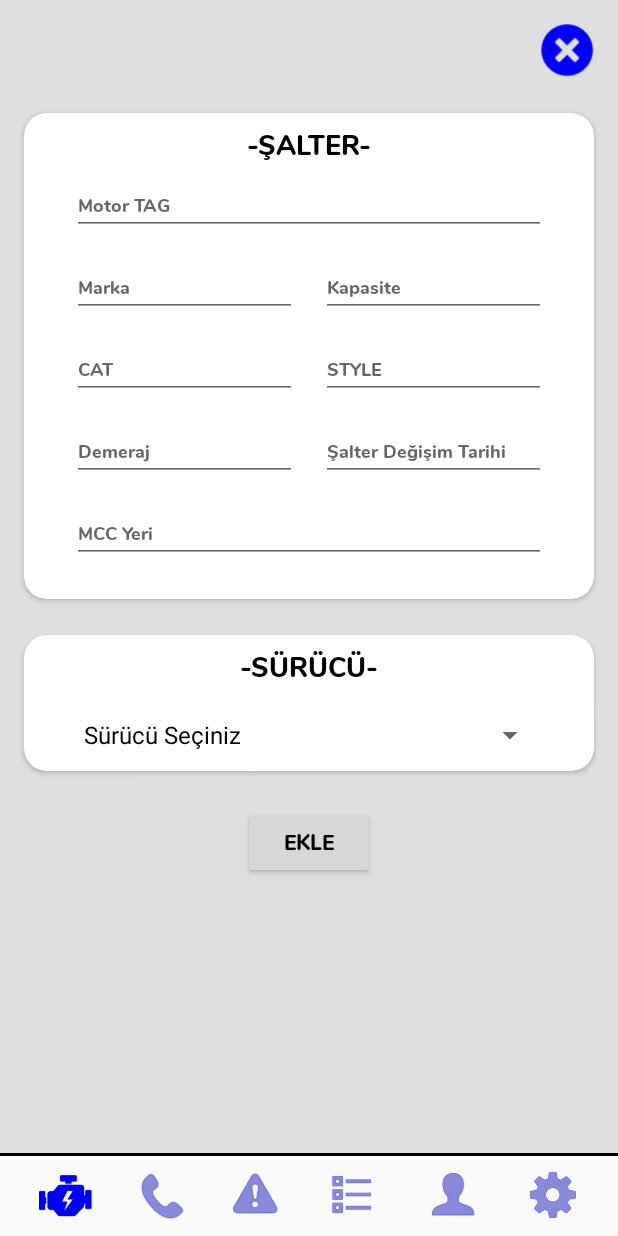
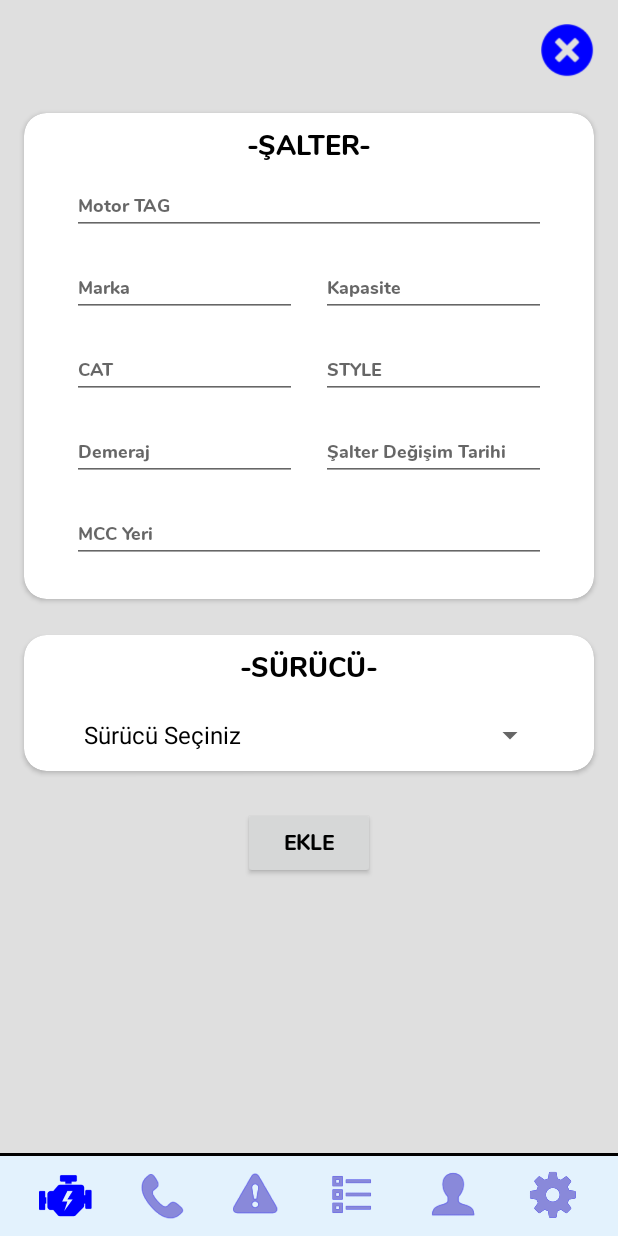
Before and after one commit to anilk91/Pm3Elektrik, an Android app: the fragment CekmeceEtiketDuzenle placed in its activity, on a phone screen of 412 x 824 dp. Run offline under Robolectric (Android 15) with nearby library versions, the phone set to English and light mode, and no system bars; our stand-ins replace Firebase (no records; nobody signed in at launch, a user with empty details on screens opened directly); libraries missing offline, so code that uses them is left out: com.github.clans.fab; 8 statements that could not run were skipped.

Commit message:
initial commit

```diff
--- a/app/src/main/java/com/example/pm3elektrik/MotorListeSayfasi/DuzenleFragmentleri/CekmeceEtiketDuzenle.kt
+++ b/app/src/main/java/com/example/pm3elektrik/MotorListeSayfasi/DuzenleFragmentleri/CekmeceEtiketDuzenle.kt
@@ -121,7 +121,7 @@ class CekmeceEtiketDuzenle : Fragment() {
         return view
     }
 
-    private fun spinnerSecim(container: ViewGroup?, view: View) {
+    private fun spinnerSecim(container: ViewGroup?, viewContext: View) {
 
                 surucuSpinner.adapter =
                     ArrayAdapter(container!!.context, android.R.layout.simple_spinner_dropdown_item, secimListesi)
--- a/app/src/main/java/com/example/pm3elektrik/MotorListeSayfasi/RVAdapter/MotorRVAdapter.kt
+++ b/app/src/main/java/com/example/pm3elektrik/MotorListeSayfasi/RVAdapter/MotorRVAdapter.kt
@@ -1,7 +1,6 @@
 package com.example.pm3elektrik.MotorListeSayfasi.RVAdapter
 
 import android.content.Context
-import android.media.Image
 import android.os.Bundle
 import android.view.LayoutInflater
 import android.view.View
@@ -11,7 +10,6 @@ import androidx.constraintlayout.widget.ConstraintLayout
 import androidx.fragment.app.FragmentActivity
 import androidx.fragment.app.FragmentTransaction
 import androidx.recyclerview.widget.RecyclerView
-import com.example.pm3elektrik.MotorListeSayfasi.MotorListe
 import com.example.pm3elektrik.MotorListeSayfasi.MotorListeModel.MotorModel
 import com.example.pm3elektrik.MotorListeSayfasi.MotorveSalterEtiketleri.MotorVeSalterEtiket
 import com.example.pm3elektrik.R
@@ -21,14 +19,13 @@ import kotlinx.android.synthetic.main.motor_rv_adapter.view.tvMotorDevir
 import kotlinx.android.synthetic.main.motor_rv_adapter.view.tvMotorEtiketTag
 import kotlinx.android.synthetic.main.motor_rv_adapter.view.tvMotorGuc
 import kotlinx.android.synthetic.main.motor_rv_adapter.view.tvMotorMCCYeri
-import kotlinx.android.synthetic.main.motor_rv_adapters.view.*
 
 class MotorRVAdapter(var motorListe: ArrayList<MotorModel>, var mContext: Context, var activity: FragmentActivity?):RecyclerView.Adapter<MotorRVAdapter.MyData>() {
 
 
     override fun onCreateViewHolder(parent: ViewGroup, viewType: Int): MyData {
 
-        val view = LayoutInflater.from(parent.context).inflate(R.layout.motor_rv_adapters,parent,false)
+        val view = LayoutInflater.from(parent.context).inflate(R.layout.motor_rv_adapter,parent,false)
         return MyData(view)
     }
 
--- a/app/src/main/res/layout/activity_ana_sayfa.xml
+++ b/app/src/main/res/layout/activity_ana_sayfa.xml
@@ -1,122 +1,181 @@
 <?xml version="1.0" encoding="utf-8"?>
-<androidx.constraintlayout.widget.ConstraintLayout
-        xmlns:android="http://schemas.android.com/apk/res/android"
+<androidx.constraintlayout.widget.ConstraintLayout xmlns:android="http://schemas.android.com/apk/res/android"
+        xmlns:app="http://schemas.android.com/apk/res-auto"
         xmlns:tools="http://schemas.android.com/tools"
-        xmlns:app="http://schemas.android.com/apk/res-auto"
         android:layout_width="match_parent"
         android:layout_height="match_parent"
+        android:background="#E3F2FD"
         tools:context=".AnaSayfa.AnaSayfa">
+
     <androidx.constraintlayout.widget.ConstraintLayout
+            android:id="@+id/AnaConstraintLayout"
             android:layout_width="0dp"
             android:layout_height="0dp"
-            android:id="@+id/AnaConstraintLayout"
-            app:layout_constraintTop_toTopOf="parent" app:layout_constraintStart_toStartOf="parent"
+            android:background="#E3F2FD"
+            app:layout_constraintBottom_toTopOf="@+id/altBarConstraintLayout"
             app:layout_constraintEnd_toEndOf="parent"
-            android:background="#DFDFDF"
-            app:layout_constraintBottom_toTopOf="@+id/altBarConstraintLayout">
+            app:layout_constraintStart_toStartOf="parent"
+            app:layout_constraintTop_toTopOf="parent">
+
+        <ImageView
+                android:id="@+id/imageView2"
+                android:layout_width="wrap_content"
+                android:layout_height="wrap_content"
+                android:alpha="0.1"
+                app:layout_constraintBottom_toBottomOf="parent"
+                app:layout_constraintEnd_toEndOf="@+id/containerFragment"
+                app:layout_constraintStart_toStartOf="@+id/containerFragment"
+                app:layout_constraintTop_toTopOf="@+id/containerFragment"
+                app:srcCompat="@drawable/modern_karton_logo" />
 
         <FrameLayout
+                android:id="@+id/containerFragment"
                 android:layout_width="0dp"
                 android:layout_height="0dp"
-                android:id="@+id/containerFragment"
-                app:layout_constraintEnd_toEndOf="parent" app:layout_constraintStart_toStartOf="parent"
-                app:layout_constraintTop_toTopOf="parent" app:layout_constraintBottom_toBottomOf="parent"
-        >
+                app:layout_constraintBottom_toBottomOf="parent"
+                app:layout_constraintEnd_toEndOf="parent"
+                app:layout_constraintStart_toStartOf="parent"
+                app:layout_constraintTop_toTopOf="parent">
+
         </FrameLayout>
     </androidx.constraintlayout.widget.ConstraintLayout>
+
     <androidx.constraintlayout.widget.ConstraintLayout
+            android:id="@+id/altBarConstraintLayout"
             android:layout_width="0dp"
-            android:layout_height="55dp" android:id="@+id/altBarConstraintLayout"
-            app:layout_constraintStart_toStartOf="parent"
-            app:layout_constraintEnd_toEndOf="parent" app:layout_constraintBottom_toBottomOf="parent"
-    >
+            android:layout_height="55dp"
+            app:layout_constraintBottom_toBottomOf="parent"
+            app:layout_constraintEnd_toEndOf="parent"
+            app:layout_constraintStart_toStartOf="parent">
 
         <View
+                android:id="@+id/view"
                 android:layout_width="wrap_content"
-                android:layout_height="2dp" android:id="@+id/view" app:layout_constraintEnd_toEndOf="parent"
-                app:layout_constraintStart_toStartOf="parent" app:layout_constraintTop_toTopOf="parent"
-                android:background="@android:color/black"/>
+                android:layout_height="2dp"
+                android:background="@android:color/black"
+                app:layout_constraintEnd_toEndOf="parent"
+                app:layout_constraintStart_toStartOf="parent"
+                app:layout_constraintTop_toTopOf="parent" />
+
         <ImageView
+                android:id="@+id/imgMotor"
                 android:layout_width="35dp"
-                android:layout_height="35dp" app:srcCompat="@drawable/motor"
-                android:id="@+id/imgMotor"
+                android:layout_height="35dp"
+                android:layout_marginStart="26dp"
                 app:layout_constraintBottom_toBottomOf="parent"
                 app:layout_constraintStart_toStartOf="parent"
-                android:layout_marginStart="26dp"
-                app:layout_constraintTop_toBottomOf="@+id/view"/>
+                app:layout_constraintTop_toBottomOf="@+id/view"
+                app:srcCompat="@drawable/motor" />
+
         <ImageView
+                android:id="@+id/imgPhone"
                 android:layout_width="30dp"
-                android:layout_height="30dp" app:srcCompat="@drawable/phone"
-                android:id="@+id/imgPhone" app:layout_constraintStart_toEndOf="@+id/imgMotor"
+                android:layout_height="30dp"
                 android:layout_marginStart="32dp"
                 app:layout_constraintBottom_toBottomOf="parent"
-                app:layout_constraintTop_toBottomOf="@+id/view"/>
+                app:layout_constraintStart_toEndOf="@+id/imgMotor"
+                app:layout_constraintTop_toBottomOf="@+id/view"
+                app:srcCompat="@drawable/phone" />
+
         <ImageView
+                android:id="@+id/imgFault"
                 android:layout_width="30dp"
-                android:layout_height="30dp" app:srcCompat="@drawable/fault"
-                android:id="@+id/imgFault" app:layout_constraintStart_toEndOf="@+id/imgPhone"
+                android:layout_height="30dp"
                 android:layout_marginStart="32dp"
                 app:layout_constraintBottom_toBottomOf="parent"
-                app:layout_constraintTop_toTopOf="@id/view"/>
+                app:layout_constraintStart_toEndOf="@+id/imgPhone"
+                app:layout_constraintTop_toTopOf="@id/view"
+                app:srcCompat="@drawable/fault" />
+
         <ImageView
+                android:id="@+id/imgOther"
                 android:layout_width="35dp"
-                android:layout_height="35dp" app:srcCompat="@drawable/other"
-                android:id="@+id/imgOther" app:layout_constraintStart_toEndOf="@+id/imgFault"
+                android:layout_height="35dp"
                 android:layout_marginStart="32dp"
                 app:layout_constraintBottom_toBottomOf="parent"
-                app:layout_constraintTop_toTopOf="@id/view"/>
+                app:layout_constraintStart_toEndOf="@+id/imgFault"
+                app:layout_constraintTop_toTopOf="@id/view"
+                app:srcCompat="@drawable/other" />
+
         <ImageView
+                android:id="@+id/imgUser"
                 android:layout_width="35dp"
-                android:layout_height="35dp" app:srcCompat="@drawable/user"
-                android:id="@+id/imgUser" app:layout_constraintStart_toEndOf="@+id/imgOther"
+                android:layout_height="35dp"
                 android:layout_marginStart="32dp"
                 app:layout_constraintBottom_toBottomOf="parent"
-                app:layout_constraintTop_toTopOf="@id/view"/>
+                app:layout_constraintStart_toEndOf="@+id/imgOther"
+                app:layout_constraintTop_toTopOf="@id/view"
+                app:srcCompat="@drawable/user" />
+
         <ImageView
+                android:id="@+id/imgSetting"
                 android:layout_width="33dp"
-                android:layout_height="33dp" app:srcCompat="@drawable/setting"
-                android:id="@+id/imgSetting"
+                android:layout_height="33dp"
+                android:layout_marginStart="32dp"
                 app:layout_constraintBottom_toBottomOf="parent"
+                app:layout_constraintStart_toEndOf="@+id/imgUser"
                 app:layout_constraintTop_toTopOf="@id/view"
-                app:layout_constraintStart_toEndOf="@+id/imgUser" android:layout_marginStart="32dp"/>
+                app:srcCompat="@drawable/setting" />
+
         <ImageView
+                android:id="@+id/imgMotorPassive"
                 android:layout_width="35dp"
-                android:layout_height="35dp" app:srcCompat="@drawable/motor_passive"
-                android:id="@+id/imgMotorPassive"
-                app:layout_constraintBottom_toBottomOf="@+id/imgMotor" app:layout_constraintEnd_toEndOf="@+id/imgMotor"
-                app:layout_constraintTop_toTopOf="@+id/imgMotor" app:layout_constraintStart_toStartOf="@+id/imgMotor"/>
+                android:layout_height="35dp"
+                app:layout_constraintBottom_toBottomOf="@+id/imgMotor"
+                app:layout_constraintEnd_toEndOf="@+id/imgMotor"
+                app:layout_constraintStart_toStartOf="@+id/imgMotor"
+                app:layout_constraintTop_toTopOf="@+id/imgMotor"
+                app:srcCompat="@drawable/motor_passive" />
+
         <ImageView
+                android:id="@+id/imgPhonePassive"
                 android:layout_width="30dp"
-                android:layout_height="30dp" app:srcCompat="@drawable/phone_passive"
-                android:id="@+id/imgPhonePassive"
-                app:layout_constraintBottom_toBottomOf="@+id/imgPhone" app:layout_constraintEnd_toEndOf="@+id/imgPhone"
-                app:layout_constraintTop_toTopOf="@+id/imgPhone" app:layout_constraintStart_toStartOf="@+id/imgPhone"/>
+                android:layout_height="30dp"
+                app:layout_constraintBottom_toBottomOf="@+id/imgPhone"
+                app:layout_constraintEnd_toEndOf="@+id/imgPhone"
+                app:layout_constraintStart_toStartOf="@+id/imgPhone"
+                app:layout_constraintTop_toTopOf="@+id/imgPhone"
+                app:srcCompat="@drawable/phone_passive" />
+
         <ImageView
+                android:id="@+id/imgFaultPassive"
                 android:layout_width="30dp"
-                android:layout_height="30dp" app:srcCompat="@drawable/fault_passive"
-                android:id="@+id/imgFaultPassive"
-                app:layout_constraintBottom_toBottomOf="@+id/imgFault" app:layout_constraintEnd_toEndOf="@+id/imgFault"
-                app:layout_constraintTop_toTopOf="@+id/imgFault" app:layout_constraintStart_toStartOf="@+id/imgFault"/>
+                android:layout_height="30dp"
+                app:layout_constraintBottom_toBottomOf="@+id/imgFault"
+                app:layout_constraintEnd_toEndOf="@+id/imgFault"
+                app:layout_constraintStart_toStartOf="@+id/imgFault"
+                app:layout_constraintTop_toTopOf="@+id/imgFault"
+                app:srcCompat="@drawable/fault_passive" />
+
         <ImageView
+                android:id="@+id/imgOtherPassive"
                 android:layout_width="35dp"
-                android:layout_height="35dp" app:srcCompat="@drawable/other_passive"
-                android:id="@+id/imgOtherPassive"
-                app:layout_constraintBottom_toBottomOf="@+id/imgOther" app:layout_constraintEnd_toEndOf="@+id/imgOther"
-                app:layout_constraintStart_toStartOf="@+id/imgOther" app:layout_constraintTop_toTopOf="@+id/imgOther"/>
+                android:layout_height="35dp"
+                app:layout_constraintBottom_toBottomOf="@+id/imgOther"
+                app:layout_constraintEnd_toEndOf="@+id/imgOther"
+                app:layout_constraintStart_toStartOf="@+id/imgOther"
+                app:layout_constraintTop_toTopOf="@+id/imgOther"
+                app:srcCompat="@drawable/other_passive" />
+
         <ImageView
+                android:id="@+id/imgUserPassive"
                 android:layout_width="35dp"
-                android:layout_height="35dp" app:srcCompat="@drawable/users_passive"
-                android:id="@+id/imgUserPassive"
-                app:layout_constraintBottom_toBottomOf="@+id/imgUser" app:layout_constraintEnd_toEndOf="@+id/imgUser"
-                app:layout_constraintTop_toTopOf="@+id/imgUser" app:layout_constraintStart_toStartOf="@+id/imgUser"/>
+                android:layout_height="35dp"
+                app:layout_constraintBottom_toBottomOf="@+id/imgUser"
+                app:layout_constraintEnd_toEndOf="@+id/imgUser"
+                app:layout_constraintStart_toStartOf="@+id/imgUser"
+                app:layout_constraintTop_toTopOf="@+id/imgUser"
+                app:srcCompat="@drawable/users_passive" />
+
         <ImageView
+                android:id="@+id/imgSettingPassive"
                 android:layout_width="33dp"
-                android:layout_height="33dp" app:srcCompat="@drawable/setting_passive"
-                android:id="@+id/imgSettingPassive"
+                android:layout_height="33dp"
                 app:layout_constraintBottom_toBottomOf="@+id/imgSetting"
                 app:layout_constraintEnd_toEndOf="@+id/imgSetting"
+                app:layout_constraintStart_toStartOf="@+id/imgSetting"
                 app:layout_constraintTop_toTopOf="@+id/imgSetting"
-                app:layout_constraintStart_toStartOf="@+id/imgSetting"/>
+                app:srcCompat="@drawable/setting_passive" />
 
     </androidx.constraintlayout.widget.ConstraintLayout>
 
--- a/app/src/main/res/values/colors.xml
+++ b/app/src/main/res/values/colors.xml
@@ -1,6 +1,8 @@
 <?xml version="1.0" encoding="utf-8"?>
 <resources>
-    <color name="colorPrimary">#008577</color>
-    <color name="colorPrimaryDark">#00574B</color>
+    <color name="colorPrimary">#ef9a9a</color>
+    <color name="colorPrimaryDark">#ba6b6c</color>
+    <color name="primaryLightColor">#FFCCCB</color>
     <color name="colorAccent">#D81B60</color>
+    <color name="primaryTextColor">#000000</color>
 </resources>
```
Also changed, not shown: app/src/main/res/layout/fragment_motor_liste.xml (+12 -1 lines), app/src/main/res/layout/motor_rv_adapter.xml (+112 -58 lines), app/src/main/res/drawable-v24/ana_sayfa_arkaplan.png (added), app/src/main/res/drawable-v24/bilgi_button_siyah.png (added), app/src/main/res/drawable-v24/delete_button_siyah.png (added), app/src/main/res/drawable-v24/modern_karton_logo.png (added), app/src/main/res/drawable-v24/motor_liste_rv_adapter_kare.png (added).
